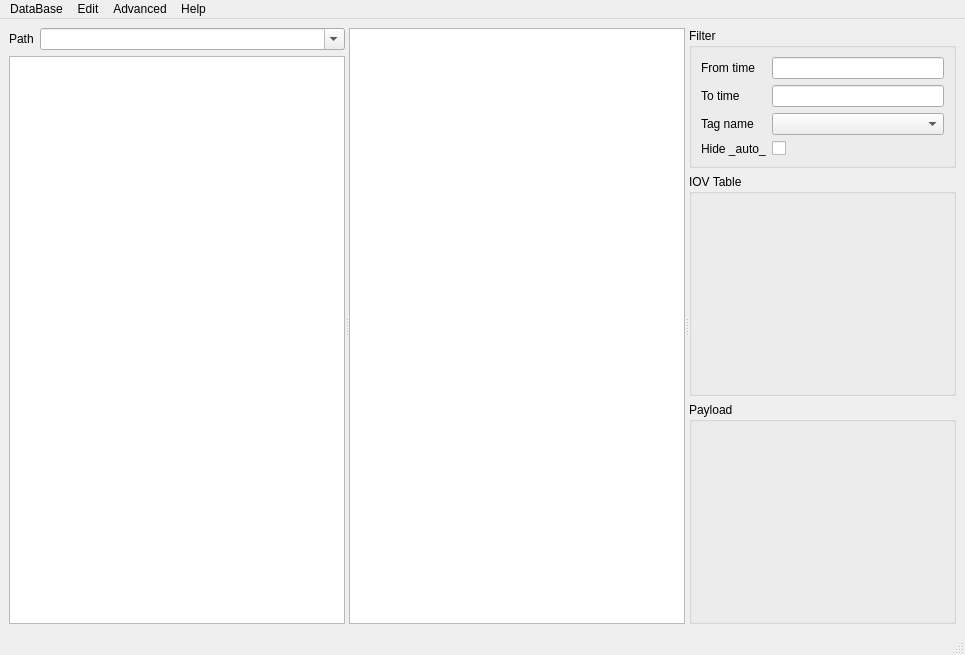
This is LHCb/Tools/CondDBUI/python/CondDBUI/Browser/MainWindow.ui in ibab/lhcb-software as Qt 5 draws it before an edit. The edited form follows.
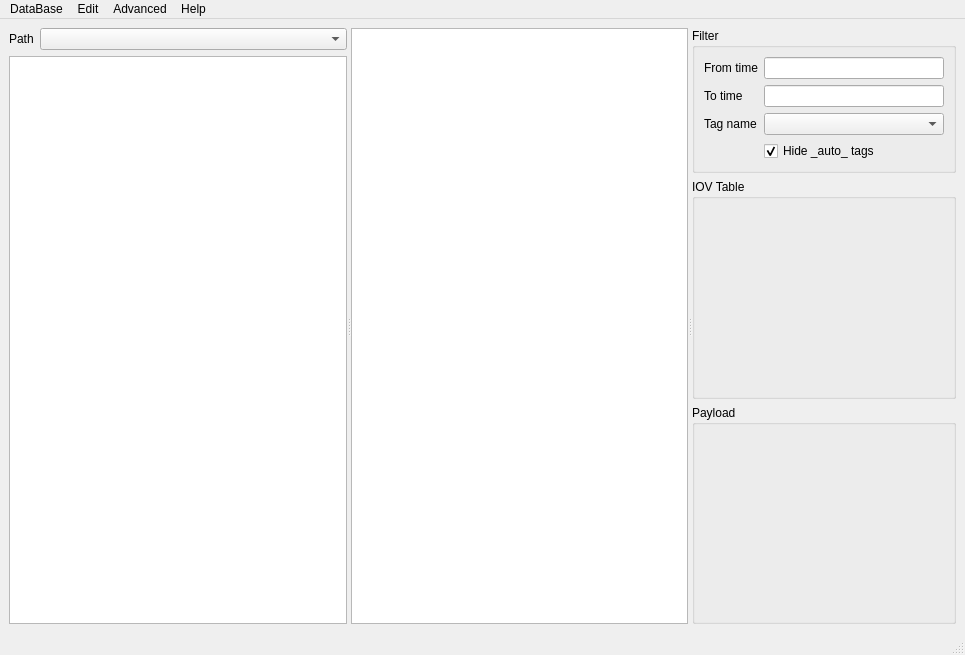
This is the edited form. Icons and pictures are not drawn.

Commit message: Added model and connections to display the tags.

Diff of the .ui file:
```diff
--- a/LHCb/Tools/CondDBUI/python/CondDBUI/Browser/MainWindow.ui
+++ b/LHCb/Tools/CondDBUI/python/CondDBUI/Browser/MainWindow.ui
@@ -59,7 +59,7 @@
               </sizepolicy>
              </property>
              <property name="editable" >
-              <bool>true</bool>
+              <bool>false</bool>
              </property>
              <property name="insertPolicy" >
               <enum>QComboBox::NoInsert</enum>
@@ -70,7 +70,17 @@
          </widget>
         </item>
         <item>
-         <widget class="QTreeView" name="hierarchyTreeView" />
+         <widget class="QTreeView" name="hierarchyTreeView" >
+          <property name="editTriggers" >
+           <set>QAbstractItemView::NoEditTriggers</set>
+          </property>
+          <property name="showDropIndicator" stdset="0" >
+           <bool>false</bool>
+          </property>
+          <property name="headerHidden" >
+           <bool>true</bool>
+          </property>
+         </widget>
         </item>
        </layout>
       </widget>
@@ -142,17 +152,13 @@
              </property>
             </widget>
            </item>
-           <item row="3" column="0" >
-            <widget class="QLabel" name="hideAutoLabel" >
-             <property name="text" >
-              <string>Hide _auto_</string>
-             </property>
-            </widget>
-           </item>
            <item row="3" column="1" >
             <widget class="QCheckBox" name="hideAutoCheckBox" >
              <property name="text" >
-              <string/>
+              <string>Hide _auto_ tags</string>
+             </property>
+             <property name="checked" >
+              <bool>true</bool>
              </property>
             </widget>
            </item>
```
Left out of the diff: 42 changed lines with no effect on the pictures. The commit also changes 2 other files.
